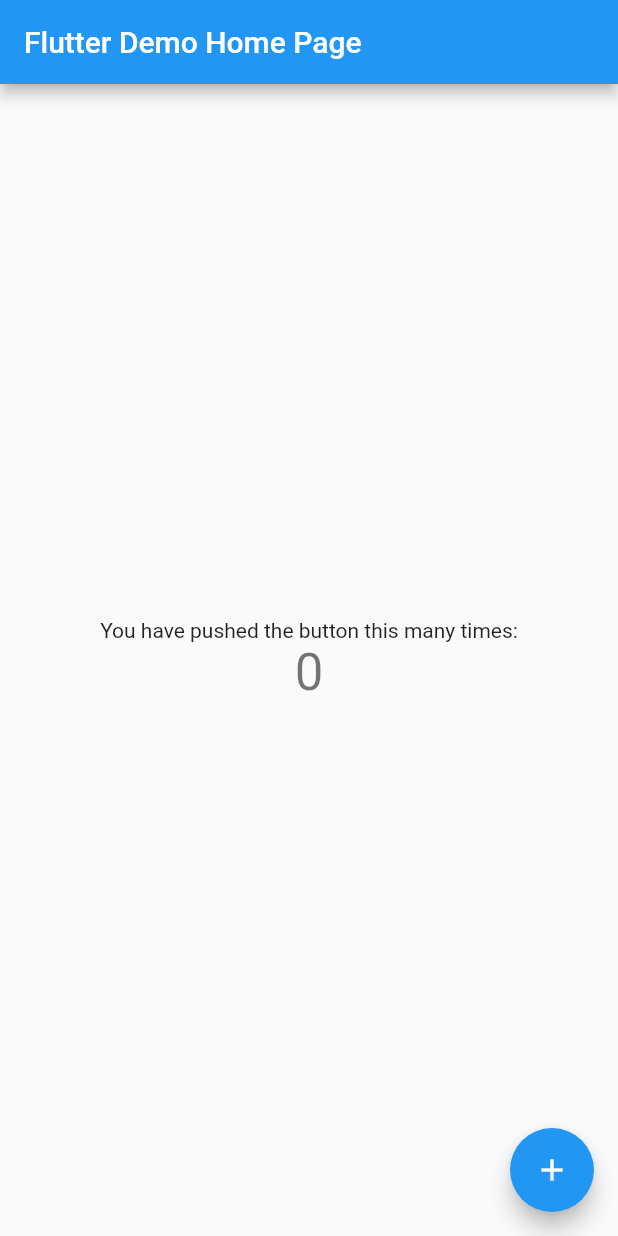
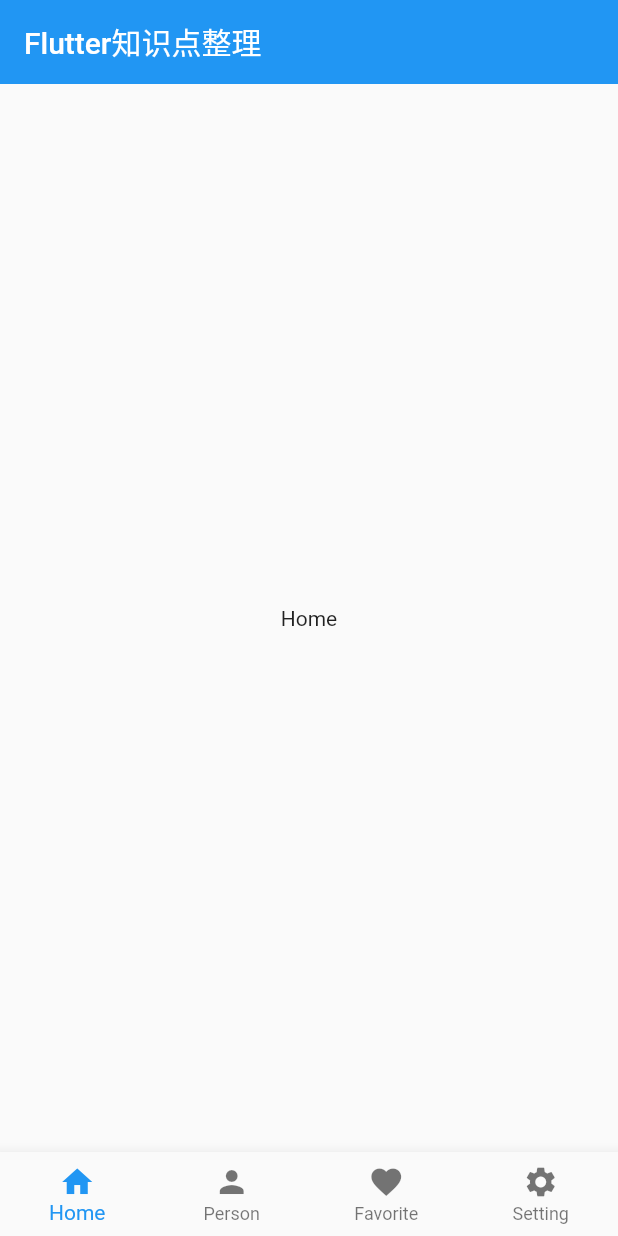
Before and after one commit to leokaka1/FlutterDemo, a Flutter app: the screen it shows after launch, on a phone screen of 412 x 824 dp. Run offline on Flutter 3.47's test engine with Material 2 defaults, Android fonts, the light colour scheme and no system bars.

Commit message:
add some pages

```diff
--- a/lib/main.dart
+++ b/lib/main.dart
@@ -1,4 +1,8 @@
 import 'package:flutter/material.dart';
+import './pages/home/home.dart';
+import './pages/favorite/favorite.dart';
+import './pages/person/person.dart';
+import './pages/setting/setting.dart';
 
 void main() => runApp(MyApp());
 
@@ -8,104 +12,60 @@
   Widget build(BuildContext context) {
     return MaterialApp(
       title: 'Flutter Demo',
+      debugShowCheckedModeBanner: false,
       theme: ThemeData(
-        // This is the theme of your application.
-        //
-        // Try running your application with "flutter run". You'll see the
-        // application has a blue toolbar. Then, without quitting the app, try
-        // changing the primarySwatch below to Colors.green and then invoke
-        // "hot reload" (press "r" in the console where you ran "flutter run",
-        // or simply save your changes to "hot reload" in a Flutter IDE).
-        // Notice that the counter didn't reset back to zero; the application
-        // is not restarted.
         primarySwatch: Colors.blue,
       ),
-      home: MyHomePage(title: 'Flutter Demo Home Page'),
+      home: SettingBottomNavigation(),
     );
   }
 }
 
-class MyHomePage extends StatefulWidget {
-  MyHomePage({Key key, this.title}) : super(key: key);
-
-  // This widget is the home page of your application. It is stateful, meaning
-  // that it has a State object (defined below) that contains fields that affect
-  // how it looks.
-
-  // This class is the configuration for the state. It holds the values (in this
-  // case the title) provided by the parent (in this case the App widget) and
-  // used by the build method of the State. Fields in a Widget subclass are
-  // always marked "final".
-
-  final String title;
-
+class SettingBottomNavigation extends StatefulWidget {
   @override
-  _MyHomePageState createState() => _MyHomePageState();
+  State<StatefulWidget> createState() {
+    return SettingBottomNavigationState();
+  }
 }
 
-class _MyHomePageState extends State<MyHomePage> {
-  int _counter = 0;
+class SettingBottomNavigationState extends State<SettingBottomNavigation> {
+  int _currentIndex = 0;
+  List<Widget> pages = new List();
 
-  void _incrementCounter() {
+  void _hanldeBottomIndex(int index) {
     setState(() {
-      // This call to setState tells the Flutter framework that something has
-      // changed in this State, which causes it to rerun the build method below
-      // so that the display can reflect the updated values. If we changed
-      // _counter without calling setState(), then the build method would not be
-      // called again, and so nothing would appear to happen.
-      _counter++;
+      _currentIndex = index;
     });
   }
 
   @override
+    void initState() {
+      pages..add(Home())..add(Person())..add(Favorite())..add(Setting());
+      super.initState();
+    }
+
+  @override
   Widget build(BuildContext context) {
-    // This method is rerun every time setState is called, for instance as done
-    // by the _incrementCounter method above.
-    //
-    // The Flutter framework has been optimized to make rerunning build methods
-    // fast, so that you can just rebuild anything that needs updating rather
-    // than having to individually change instances of widgets.
     return Scaffold(
-      appBar: AppBar(
-        // Here we take the value from the MyHomePage object that was created by
-        // the App.build method, and use it to set our appbar title.
-        title: Text(widget.title),
-      ),
-      body: Center(
-        // Center is a layout widget. It takes a single child and positions it
-        // in the middle of the parent.
-        child: Column(
-          // Column is also layout widget. It takes a list of children and
-          // arranges them vertically. By default, it sizes itself to fit its
-          // children horizontally, and tries to be as tall as its parent.
-          //
-          // Invoke "debug painting" (press "p" in the console, choose the
-          // "Toggle Debug Paint" action from the Flutter Inspector in Android
-          // Studio, or the "Toggle Debug Paint" command in Visual Studio Code)
-          // to see the wireframe for each widget.
-          //
-          // Column has various properties to control how it sizes itself and
-          // how it positions its children. Here we use mainAxisAlignment to
-          // center the children vertically; the main axis here is the vertical
-          // axis because Columns are vertical (the cross axis would be
-          // horizontal).
-          mainAxisAlignment: MainAxisAlignment.center,
-          children: <Widget>[
-            Text(
-              'You have pushed the button this many times:',
-            ),
-            Text(
-              '$_counter',
-              style: Theme.of(context).textTheme.display1,
-            ),
-          ],
+      body: Container(
+        child: Center(
+          child: pages[_currentIndex],
         ),
       ),
-      floatingActionButton: FloatingActionButton(
-        onPressed: _incrementCounter,
-        tooltip: 'Increment',
-        child: Icon(Icons.add),
-      ), // This trailing comma makes auto-formatting nicer for build methods.
+      bottomNavigationBar: BottomNavigationBar(
+        currentIndex: _currentIndex,
+        type: BottomNavigationBarType.fixed,
+        items: [
+          BottomNavigationBarItem(icon: Icon(Icons.home), title: Text('Home')),
+          BottomNavigationBarItem(
+              icon: Icon(Icons.person), title: Text('Person')),
+          BottomNavigationBarItem(
+              icon: Icon(Icons.favorite), title: Text('Favorite')),
+          BottomNavigationBarItem(
+              icon: Icon(Icons.settings), title: Text('Setting')),
+        ],
+        onTap: _hanldeBottomIndex,
+      ),
     );
   }
 }
--- /dev/null
+++ b/lib/pages/favorite/favorite.dart
@@ -0,0 +1,17 @@
+import 'package:flutter/material.dart';
+class Favorite extends StatelessWidget {
+  @override
+  Widget build(BuildContext context) {
+    return Scaffold(
+      appBar: AppBar(
+        title: Text('Favorite'),
+        elevation: 0,
+      ),
+      body: Container(
+        child: Center(
+          child: Text('Favorite'),
+        ),
+      ),
+    );
+  }
+}
--- /dev/null
+++ b/lib/pages/home/home.dart
@@ -0,0 +1,17 @@
+import 'package:flutter/material.dart';
+class Home extends StatelessWidget {
+  @override
+  Widget build(BuildContext context) {
+    return Scaffold(
+      appBar: AppBar(
+        title: Text('Flutter知识点整理'),
+        elevation: 0,
+      ),
+      body: Container(
+        child: Center(
+          child: Text('Home'),
+        ),
+      ),
+    );
+  }
+}
--- /dev/null
+++ b/lib/pages/person/person.dart
@@ -0,0 +1,17 @@
+import 'package:flutter/material.dart';
+class Person extends StatelessWidget {
+  @override
+  Widget build(BuildContext context) {
+    return Scaffold(
+      appBar: AppBar(
+        title: Text('Person'),
+        elevation: 0,
+      ),
+      body: Container(
+        child: Center(
+          child: Text('Person'),
+        ),
+      ),
+    );
+  }
+}
--- /dev/null
+++ b/lib/pages/setting/setting.dart
@@ -0,0 +1,17 @@
+import 'package:flutter/material.dart';
+class Setting extends StatelessWidget {
+  @override
+  Widget build(BuildContext context) {
+    return Scaffold(
+      appBar: AppBar(
+        title: Text('Setting'),
+        elevation: 0,
+      ),
+      body: Container(
+        child: Center(
+          child: Text('Setting'),
+        ),
+      ),
+    );
+  }
+}
```
Also changed, not shown: 32 other files.
